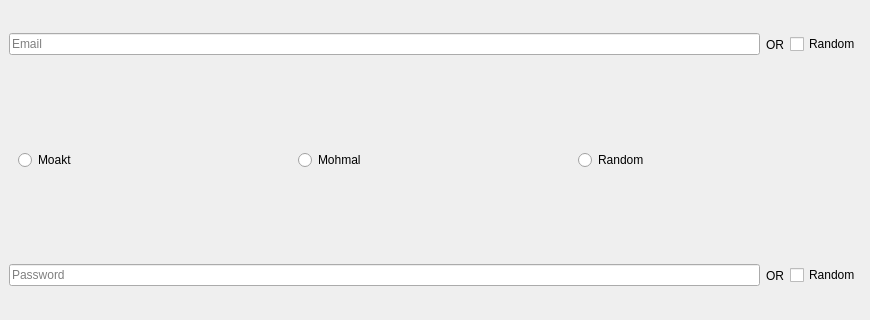
First picture: the form in ui/Public/Generat.ui, repository kreemkhaled112/GUI, before the edit; both pictures show x 0 to 870 and y 249 to 569 of the 870 by 818 pixel window.
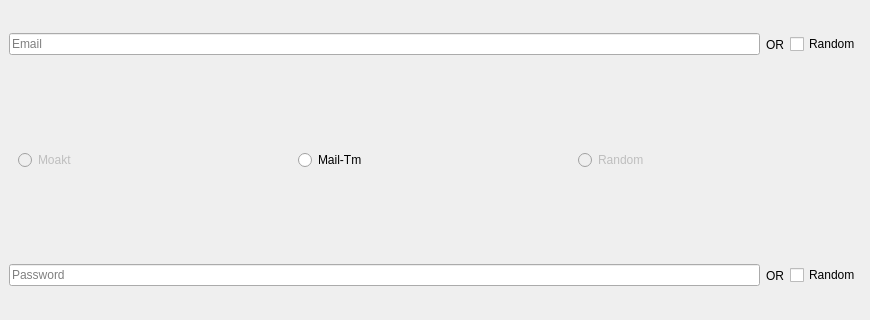
Second picture: the form after the edit.

The edit to the form file:
```diff
--- a/ui/Public/Generat.ui
+++ b/ui/Public/Generat.ui
@@ -203,6 +203,9 @@
          <layout class="QHBoxLayout" name="horizontalLayout_4">
           <item>
            <widget class="QRadioButton" name="radioButton_4">
+            <property name="enabled">
+             <bool>false</bool>
+            </property>
             <property name="text">
              <string>Moakt</string>
             </property>
@@ -211,12 +214,15 @@
           <item>
            <widget class="QRadioButton" name="radioButton_5">
             <property name="text">
-             <string>Mohmal</string>
+             <string>Mail-Tm</string>
             </property>
            </widget>
           </item>
           <item>
            <widget class="QRadioButton" name="radioButton_6">
+            <property name="enabled">
+             <bool>false</bool>
+            </property>
             <property name="text">
              <string>Random</string>
             </property>
```
Left out of the diff: 8 changed lines with no effect on the pictures.
